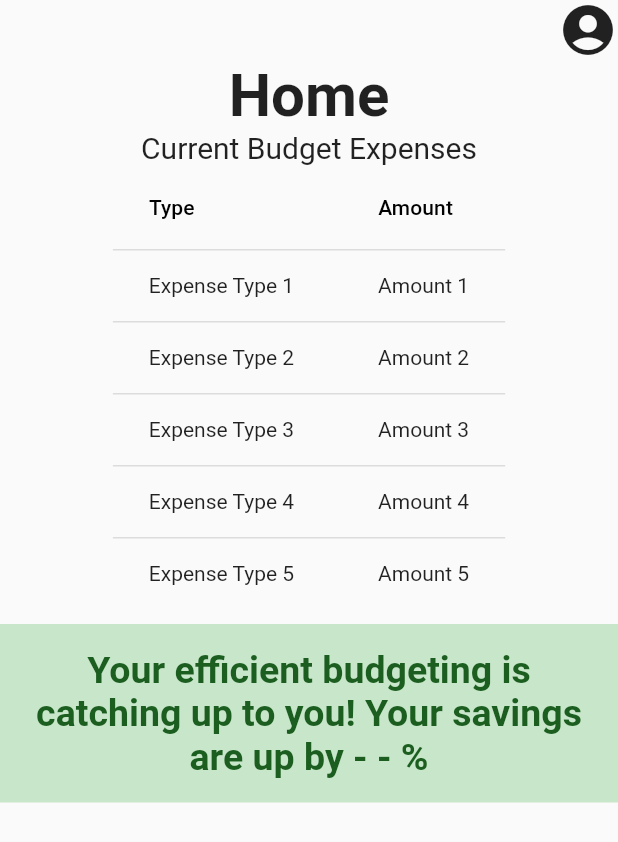
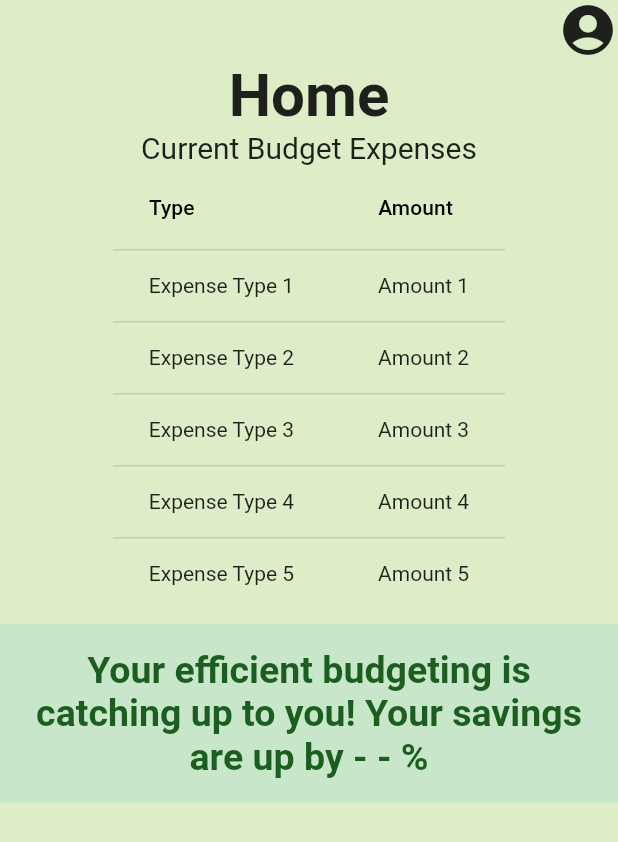
Before and after one commit to sadafzakria/SmartMoneyHandling, a Flutter app: the HomeScreen screen opened directly, on a phone screen of 412 x 824 dp. Shown: the top 842 px of the screen. Run offline on Flutter 3.47's test engine with Material 2 defaults, Android fonts, the phone set to English and light mode, and no system bars; our stand-ins replace fl_chart.

Commit message:
Correction Updates

```diff
--- a/lib/home_screen.dart
+++ b/lib/home_screen.dart
@@ -1,17 +1,27 @@
 import 'package:flutter/material.dart';
 import 'nav_menu.dart'; // Import the NavMenu if needed
+import 'user_profile_screen.dart'; // Import the UserProfileScreen
 
 class HomeScreen extends StatelessWidget {
-  const HomeScreen({Key? key});
+  const HomeScreen({Key? key}) : super(key: key);
 
   @override
   Widget build(BuildContext context) {
-    return SingleChildScrollView(
+    return Scaffold(
+
+      backgroundColor: Colors.lightGreen[100],
+      body: SingleChildScrollView(
         child: Column(
           children: <Widget>[
             Container(
               alignment: Alignment.topRight,
-              child: Icon(Icons.account_circle, size: 40), // User icon
+              child: InkWell(
+                onTap: () {
+                  Navigator.of(context).push(MaterialPageRoute(
+                      builder: (context) => UserProfileScreen()));
+                },
+                child: Icon(Icons.account_circle, size: 40), // User icon
+              ),
             ),
             Text(
               "Home",
@@ -79,6 +89,7 @@ class HomeScreen extends StatelessWidget {
             ),
           ],
         ),
+      ),
     );
   }
 }
--- a/lib/main.dart
+++ b/lib/main.dart
@@ -3,9 +3,11 @@ import 'package:smart_money_handling/finance_form.dart';
 import 'package:smart_money_handling/home_screen.dart';
 import 'package:smart_money_handling/login_screen.dart';
 import 'package:smart_money_handling/splash_screen.dart';
+import 'package:smart_money_handling/transaction_report.dart';
 import 'package:smart_money_handling/welcome_screen.dart';
 import 'package:smart_money_handling/nav_menu.dart';
 import 'package:smart_money_handling/register_screen.dart';
+import 'package:smart_money_handling/edit_user_screen.dart';
 
 void main() {
   runApp(const MyApp());
@@ -39,6 +41,6 @@ class SMHapp extends StatefulWidget {
 class _SMHappState extends State<SMHapp> {
   @override
   Widget build(BuildContext context) {
-    return LoginScreen();
+    return LoginScreen() ;
   }
 }
--- a/lib/register_screen.dart
+++ b/lib/register_screen.dart
@@ -1,4 +1,6 @@
 import 'package:flutter/material.dart';
+import 'package:smart_money_handling/home_screen.dart';
+import 'package:smart_money_handling/nav_menu.dart';
 import 'login_screen.dart'; // Import the LoginScreen
 
 class RegisterScreen extends StatelessWidget {
@@ -145,8 +147,7 @@ class _RegisterFormState extends State<RegisterForm> {
             onPressed: () {
               if (_formKey.currentState!.validate()) {
                 _formKey.currentState!.save();
-                // Navigate to the registration success screen or perform registration logic here.
-              }
+                Navigator.of(context).pushReplacement(MaterialPageRoute(builder: (context) => NavBar()));              }
             },
             style: ElevatedButton.styleFrom(
               primary: Colors.green[900],
--- a/lib/user_profile_screen.dart
+++ b/lib/user_profile_screen.dart
@@ -15,7 +15,7 @@ class UserProfileScreen extends StatelessWidget {
             onTap: () {
               Navigator.of(context).push(MaterialPageRoute(builder: (context) => EditProfileScreen()));
             },
-            child: Icon(Icons.edit, size: 40,),
+            child: Icon(Icons.edit, size: 40),
           ),
         ],
       ),
@@ -52,7 +52,8 @@ class UserProfileScreen extends StatelessWidget {
             SizedBox(height: 30),
             ElevatedButton(
               onPressed: () {
-                // Add delete account functionality
+                // Add delete account functionality here
+                // This is where you would implement the logic to delete the user's account
               },
               style: ElevatedButton.styleFrom(
                 primary: Colors.red,
```
Also changed, not shown: lib/nav_menu.dart (+8 -0 lines).
